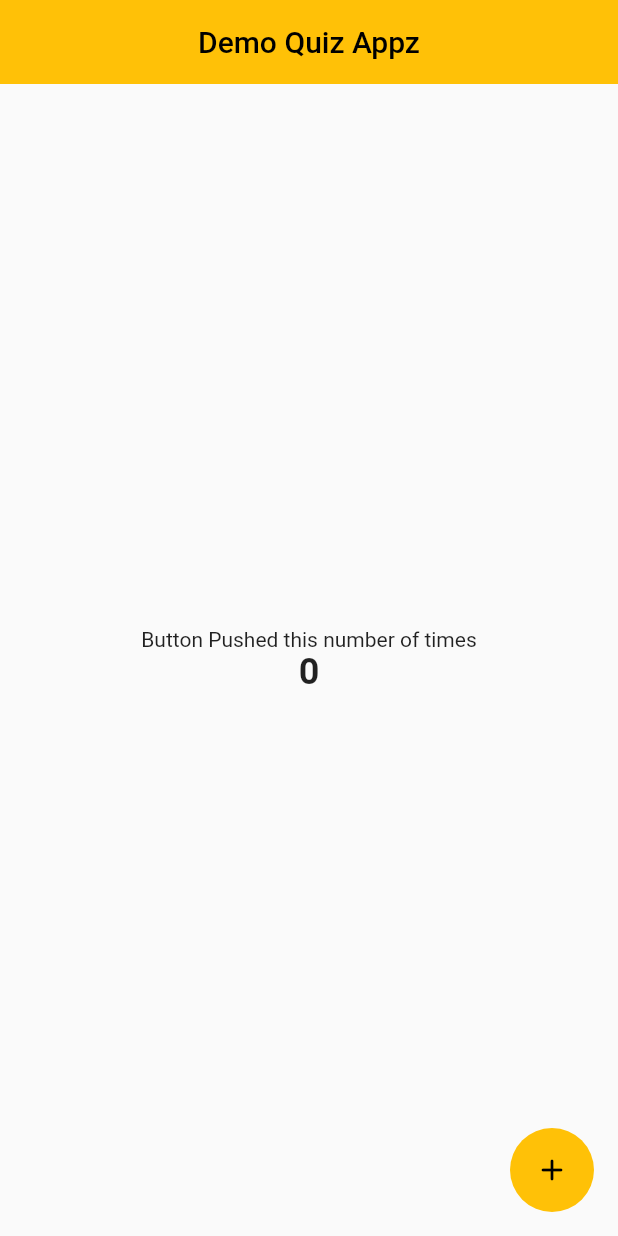
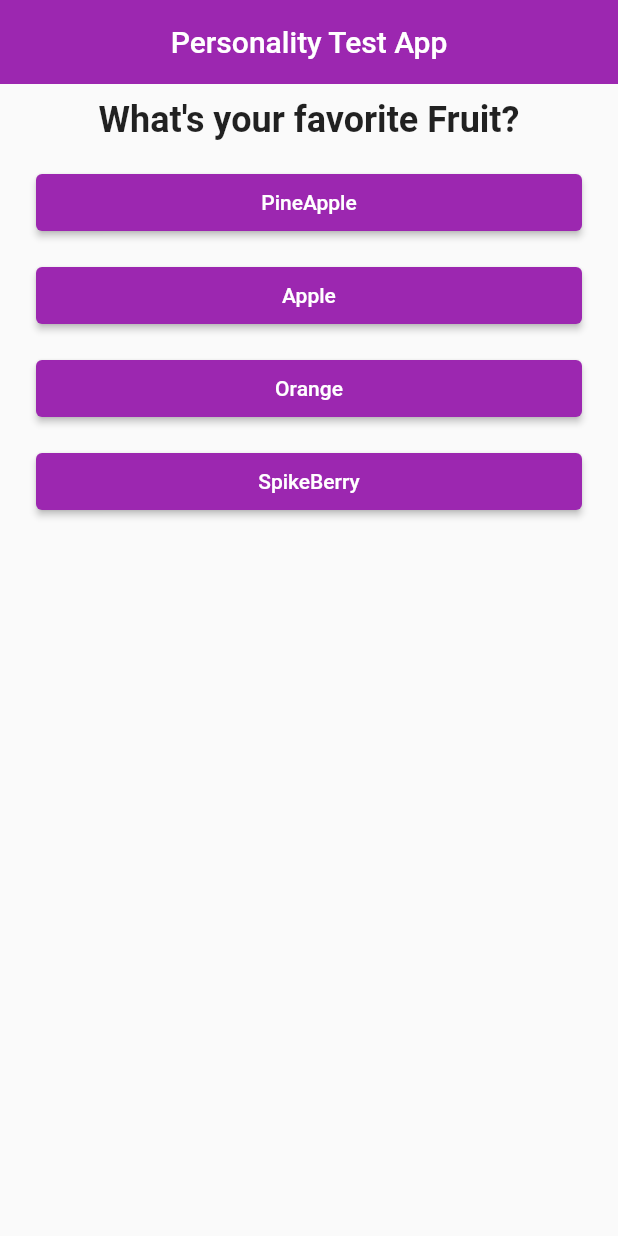
Before and after one commit to Odejide-Oluwafemi/Demo-Quiz-App, a Flutter app: the screen it shows after launch, on a phone screen of 412 x 824 dp. Run offline on Flutter 3.47's test engine with Material 2 defaults, Android fonts, the phone set to English and light mode, and no system bars.

Commit message:
Finished; for now

```diff
--- /dev/null
+++ b/lib/answer.dart
@@ -0,0 +1,16 @@
+import "package:flutter/material.dart";
+
+class Answer extends StatelessWidget {
+  final String _answerText;
+  final Function() callback;
+
+  const Answer(this._answerText, this.callback, {super.key});
+
+  @override
+  Widget build(BuildContext context) {
+    return ElevatedButton(
+      onPressed: callback,
+      child: Text(_answerText),
+    );
+  }
+}
--- a/lib/main.dart
+++ b/lib/main.dart
@@ -1,17 +1,18 @@
 import "package:flutter/material.dart";
+
+import "./quiz.dart";
+import "./result.dart";
 
 main() => runApp(const MyApp());
 
 class MyApp extends StatelessWidget {
   const MyApp({super.key});
-
   @override
   Widget build(BuildContext context) {
     return MaterialApp(
-      debugShowCheckedModeBanner: false,
-      title: "Quiz App",
+      title: "My Quiz App",
       theme: ThemeData(
-        primarySwatch: Colors.amber,
+        primarySwatch: Colors.purple,
       ),
       home: const HomePage(),
     );
@@ -26,11 +27,52 @@ class HomePage extends StatefulWidget {
 }
 
 class _HomePageState extends State<HomePage> {
-  int count = 0;
+  final _questions = const [
+    {
+      "questionText": "What's your favorite Fruit?",
+      "answers": [
+        {"text": "PineApple", "score": 7},
+        {"text": "Apple", "score": 4},
+        {"text": "Orange", "score": 2},
+        {"text": "SpikeBerry", "score": 10},
+      ]
+    },
+    {
+      "questionText": "What's your favorite Color?",
+      "answers": [
+        {"text": "Red", "score": 8},
+        {"text": "Black", "score": 10},
+        {"text": "White", "score": 1},
+        {"text": "Yellow", "score": 3},
+      ]
+    },
+    {
+      "questionText": "Which of these Animals do you take interest in?",
+      "answers": [
+        {"text": "Lion", "score": 7},
+        {"text": "Crocodile", "score": 9},
+        {"text": "Cat", "score": 4},
+        {"text": "Goldfish", "score": 2},
+        {"text": "Shark", "score": 10},
+        {"text": "Lizard", "score": 5},
+      ]
+    },
+  ];
 
-  void incrementCounter() {
+  var _currentQuestion = 0;
+  var _totalScore = 0;
+
+  void answerQuestion(int score) {
+    _totalScore += score;
     setState(() {
-      count += 1;
+      _currentQuestion += 1;
+    });
+  }
+
+  void resetQuiz() {
+    setState(() {
+      _currentQuestion = 0;
+      _totalScore = 0;
     });
   }
 
@@ -39,31 +81,20 @@ class _HomePageState extends State<HomePage> {
     return Scaffold(
       appBar: AppBar(
         centerTitle: true,
-        title: const Text("Demo Quiz Appz"),
-        elevation: 0,
-      ),
-      body: Center(
-        child: Column(
-          mainAxisAlignment: MainAxisAlignment.center,
-          crossAxisAlignment: CrossAxisAlignment.center,
-          children: <Widget>[
-            const Text("Button Pushed this number of times"),
-            Text(
-              count.toString(),
-              style: const TextStyle(
-                fontWeight: FontWeight.bold,
-                fontSize: 24.0,
-              ),
-            ),
-          ],
-        ),
-      ),
-      floatingActionButton: FloatingActionButton(
-        tooltip: "Increase Counter",
-        onPressed: incrementCounter,
-        child: const Icon(Icons.add_rounded),
+        title: const Text("Personality Test App"),
         elevation: 0.0,
       ),
+      body: _currentQuestion < _questions.length
+          ? Quiz(
+              callback: answerQuestion,
+              questions: _questions,
+              questionIndex: _currentQuestion,
+            )
+          : Result(
+              resultScore: _totalScore,
+              questionCount: _questions.length,
+              resetCallback: resetQuiz,
+            ),
     );
   }
 }
--- /dev/null
+++ b/lib/question.dart
@@ -0,0 +1,23 @@
+import "package:flutter/material.dart";
+
+class Question extends StatelessWidget {
+  final String questionText;
+
+  const Question(this.questionText, {super.key});
+
+  @override
+  Widget build(BuildContext context) {
+    return Container(
+      width: double.infinity,
+      margin: const EdgeInsets.all(10.0),
+      child: Text(
+        questionText,
+        style: const TextStyle(
+          fontSize: 24.0,
+          fontWeight: FontWeight.w600,
+        ),
+        textAlign: TextAlign.center,
+      ),
+    );
+  }
+}
--- /dev/null
+++ b/lib/quiz.dart
@@ -0,0 +1,41 @@
+import "package:flutter/material.dart";
+
+import "./question.dart";
+import "./answer.dart";
+
+class Quiz extends StatelessWidget {
+  final Function(int) callback;
+  final List<Map<String, Object>> questions;
+  final int questionIndex;
+  const Quiz({
+    required this.callback,
+    required this.questions,
+    required this.questionIndex,
+    super.key,
+  });
+
+  @override
+  Widget build(BuildContext context) {
+    return Column(
+      // mainAxisAlignment: MainAxisAlignment.center,
+      crossAxisAlignment: CrossAxisAlignment.center,
+      children: <Widget>[
+        Question(questions[questionIndex]["questionText"].toString()),
+        ...(questions[questionIndex]["answers"] as List<Map<String, Object>>)
+            .map((answer) {
+          return Container(
+              width: double.infinity,
+              height: 38.0,
+              decoration: BoxDecoration(
+                color: Colors.amber,
+                borderRadius: BorderRadius.circular(120),
+              ),
+              margin:
+                  const EdgeInsets.symmetric(vertical: 12.0, horizontal: 24.0),
+              child: Answer(answer["text"].toString(),
+                  () => callback(answer["score"] as int)));
+        }).toList(),
+      ],
+    );
+  }
+}
```
Also changed, not shown: lib/result.dart (added, +65 -0 lines).
